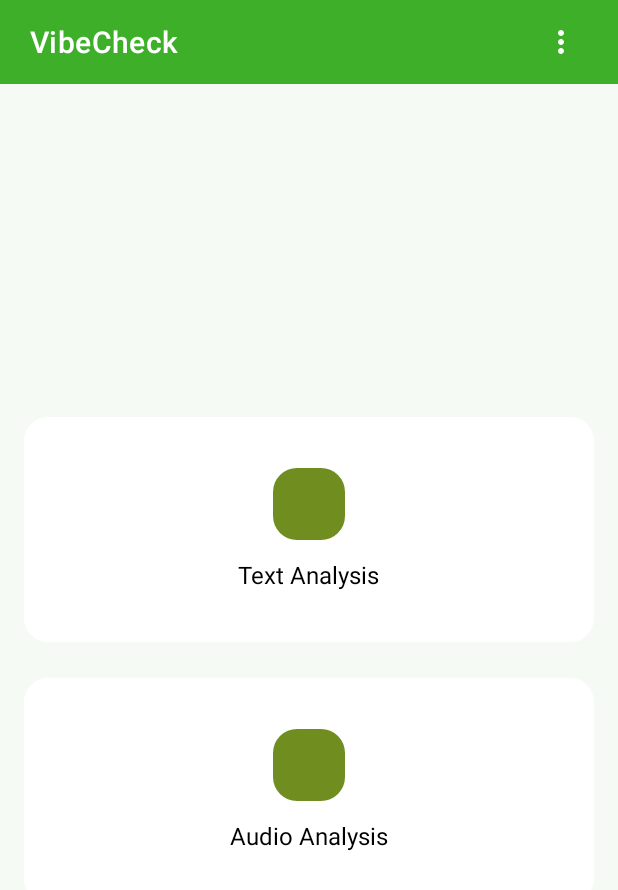
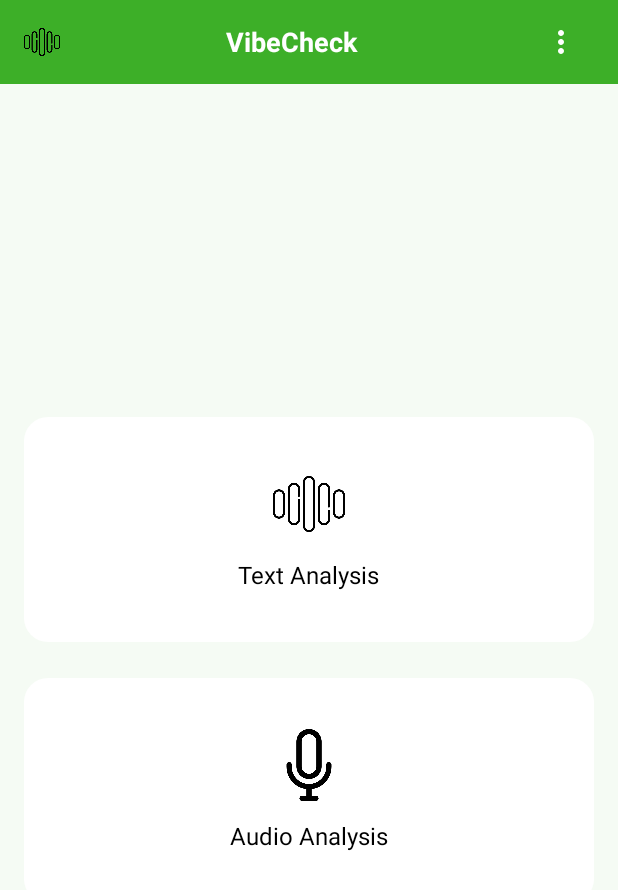
Before and after one commit to khattabx/VibeCheck, an Android app: the screen it shows after launch (MainActivity), on a phone screen of 412 x 824 dp. Shown: the top 890 px of the screen. Run offline under Robolectric (Android 15) with nearby library versions, the phone set to English and light mode, and no system bars.

Commit message:
Add App Icons and Assets

```diff
--- a/app/src/main/java/com/elgang/vibecheck/MainActivity.kt
+++ b/app/src/main/java/com/elgang/vibecheck/MainActivity.kt
@@ -4,6 +4,7 @@ import android.content.Intent
 import android.os.Bundle
 import android.view.Menu
 import android.view.MenuItem
+import android.widget.ImageView
 import android.widget.LinearLayout
 import androidx.appcompat.app.AppCompatActivity
 import androidx.appcompat.widget.Toolbar
@@ -19,8 +20,10 @@ class MainActivity : AppCompatActivity() {
 
         val toolbar = findViewById<Toolbar>(R.id.toolbarMain)
         setSupportActionBar(toolbar)
+        supportActionBar?.setDisplayShowTitleEnabled(false) // العنوان بنحطه في TextView جوه الـ Toolbar
 
-        toolbar.setOnClickListener {
+        val ivTeamIcon = findViewById<ImageView>(R.id.ivTeamIcon)
+        ivTeamIcon.setOnClickListener {
             startActivity(Intent(this, TeamMembersActivity::class.java))
         }
 
--- a/app/src/main/res/layout/activity_main.xml
+++ b/app/src/main/res/layout/activity_main.xml
@@ -6,7 +6,7 @@
     android:layout_height="match_parent"
     android:background="@color/accent_color">
 
-    <!-- Top App Bar -->
+    <!-- Top App Bar مخصص -->
     <androidx.appcompat.widget.Toolbar
         android:id="@+id/toolbarMain"
         android:layout_width="match_parent"
@@ -14,11 +14,44 @@
         android:background="@color/main_color"
         android:theme="@style/ThemeOverlay.AppCompat.Dark.ActionBar"
         android:paddingStart="@dimen/screen_padding"
-        android:paddingEnd="@dimen/screen_padding"
-        app:title="VibeCheck"
-        app:titleTextColor="@color/white" />
+        android:paddingEnd="@dimen/screen_padding">
 
-    <!-- محتوى الشاشة -->
+        <LinearLayout
+            android:layout_width="match_parent"
+            android:layout_height="match_parent"
+            android:orientation="horizontal"
+            android:gravity="center_vertical">
+
+            <!-- اللوجو على الشمال -->
+            <ImageView
+                android:id="@+id/ivTeamIcon"
+                android:layout_width="24dp"
+                android:layout_height="24dp"
+                android:src="@drawable/team_icon"
+                android:contentDescription="Team members icon" />
+
+            <!-- مسافة صغيرة بين اللوجو والنص -->
+            <Space
+                android:layout_width="8dp"
+                android:layout_height="0dp" />
+
+            <!-- اسم التطبيق في النص -->
+            <TextView
+                android:id="@+id/tvToolbarTitle"
+                android:layout_width="0dp"
+                android:layout_height="wrap_content"
+                android:layout_weight="1"
+                android:gravity="center"
+                android:text="VibeCheck"
+                android:textColor="@color/white"
+                android:textSize="18sp"
+                android:textStyle="bold" />
+
+        </LinearLayout>
+
+    </androidx.appcompat.widget.Toolbar>
+
+    <!-- باقي شاشة الـ Main كما هو (بدون تغيير) -->
     <LinearLayout
         android:id="@+id/contentMain"
         android:layout_width="match_parent"
@@ -38,11 +71,11 @@
             android:orientation="vertical"
             android:padding="16dp">
 
-            <!-- بلوك بسيط بدل الأيقونة -->
-            <View
+            <ImageView
                 android:layout_width="48dp"
                 android:layout_height="48dp"
-                android:background="@drawable/bg_secondary_rounded" />
+                android:src="@drawable/team_icon"
+                android:contentDescription="Text analysis icon" />
 
             <Space
                 android:layout_width="0dp"
@@ -71,11 +104,11 @@
             android:orientation="vertical"
             android:padding="16dp">
 
-            <!-- بلوك بسيط بدل الأيقونة -->
-            <View
+            <ImageView
                 android:layout_width="48dp"
                 android:layout_height="48dp"
-                android:background="@drawable/bg_secondary_rounded" />
+                android:src="@drawable/mic_icon"
+                android:contentDescription="Audio analysis icon" />
 
             <Space
                 android:layout_width="0dp"
```
Also changed, not shown: app/src/main/res/layout/activity_audio_analysis.xml (+5 -5 lines), app/src/main/res/layout/activity_supervision.xml (+13 -21 lines), app/src/main/res/drawable/info_icon.png (added), app/src/main/res/drawable/mic_icon.png (added), app/src/main/res/drawable/team_icon.png (added), 4 other files.
